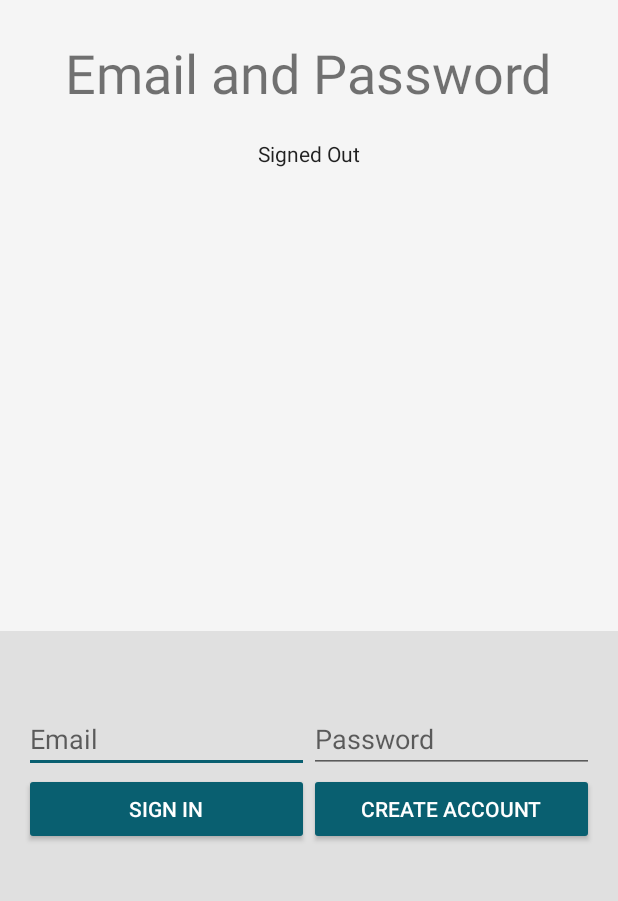
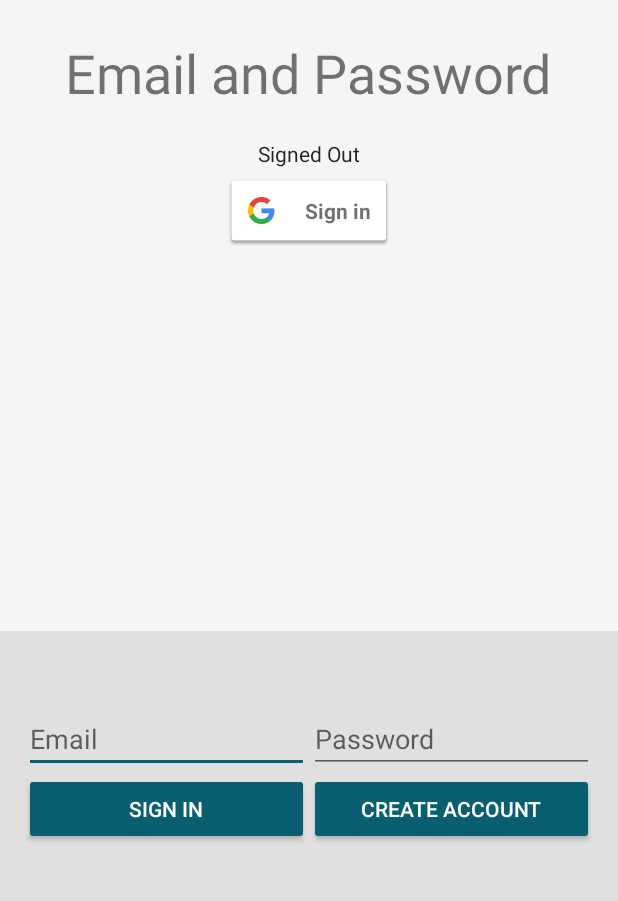
Before and after one commit to supermavster/cittis-signsup, an Android app: the screen it shows after launch (MainActivity), on a phone screen of 412 x 824 dp, the part 317-1218 px from its top. Run offline under Robolectric (Android 15) with nearby library versions, the phone set to English and light mode, and no system bars; our stand-ins replace Firebase (no records; nobody signed in at launch, a user with empty details on screens opened directly).

Commit message:
[Fix] Tracking - Login

```diff
--- a/app/build.gradle
+++ b/app/build.gradle
@@ -56,6 +56,7 @@ dependencies {
     testImplementation 'junit:junit:4.12'
     androidTestImplementation 'com.android.support.test:runner:1.0.2'
     androidTestImplementation 'com.android.support.test.espresso:espresso-core:3.0.2'
+    implementation 'com.android.support:design:28.0.0'
 
 
 }
--- a/app/src/main/java/com/cittis/signsup/actions/ActionsRequest.kt
+++ b/app/src/main/java/com/cittis/signsup/actions/ActionsRequest.kt
@@ -2,5 +2,9 @@ package com.cittis.signsup.actions
 
 object ActionsRequest {
     val PERMISSION_REQUEST_CODE = 0
+    val PERMISSIONS_REQUEST = 1
+
+    const val RC_SIGN_IN = 9001
+
 
 }
--- a/app/src/main/java/com/cittis/signsup/actions/EndPoints.kt
+++ b/app/src/main/java/com/cittis/signsup/actions/EndPoints.kt
@@ -3,9 +3,10 @@ package com.cittis.signsup.actions
 
 object EndPoints {
 
+    @kotlin.jvm.JvmField
+    var FireBasePath: String = "locations"
     // Users
     var FireBaseID = ""
-    var FireBasePath = "locations"
 
     // Server
     // Server Main 172.20.1.14 172.20.1.19 192.168.43.137 172.20.1.13
--- a/app/src/main/java/com/cittis/signsup/controller/MainActivity.kt
+++ b/app/src/main/java/com/cittis/signsup/controller/MainActivity.kt
@@ -12,6 +12,7 @@ import android.support.v7.app.AppCompatActivity
 import android.widget.Toast
 import androidx.navigation.fragment.NavHostFragment.findNavController
 import com.cittis.signsup.R
+import com.cittis.signsup.actions.ActionsRequest
 import kotlinx.android.synthetic.main.activity_main.*
 
 
@@ -50,7 +51,7 @@ class MainActivity : AppCompatActivity() {
         val lm = getSystemService(Context.LOCATION_SERVICE) as LocationManager
         if (!lm.isProviderEnabled(LocationManager.GPS_PROVIDER)) {
             Toast.makeText(this, "Please enable location services", Toast.LENGTH_SHORT).show()
-            finish()
+            //finish()
         }
 
         // Check location permission is granted - if it is, start
@@ -65,7 +66,7 @@ class MainActivity : AppCompatActivity() {
             ActivityCompat.requestPermissions(
                 this,
                 arrayOf(Manifest.permission.ACCESS_FINE_LOCATION),
-                MainActivity.PERMISSIONS_REQUEST
+                ActionsRequest.PERMISSIONS_REQUEST
             )
         }
     }
@@ -76,19 +77,14 @@ class MainActivity : AppCompatActivity() {
     }
 
     override fun onRequestPermissionsResult(requestCode: Int, permissions: Array<String>, grantResults: IntArray) {
-        if (requestCode == PERMISSIONS_REQUEST && grantResults.size == 1
+        if (requestCode == ActionsRequest.PERMISSIONS_REQUEST && grantResults.size == 1
             && grantResults[0] == PackageManager.PERMISSION_GRANTED
         ) {
             // Start the service when the permission is granted
             startTrackerService()
         } else {
-            finish()
+            //finish()
         }
     }
 
-    companion object {
-
-        private val PERMISSIONS_REQUEST = 1
-    }
-
 }
--- a/app/src/main/res/layout/fragment_login.xml
+++ b/app/src/main/res/layout/fragment_login.xml
@@ -22,6 +22,7 @@
                 android:contentDescription="@string/desc_firebase_lockup"
                 android:src="@drawable/logo"/>
 
+
         <TextView
                 android:id="@+id/titleText"
                 android:layout_width="wrap_content"
@@ -34,6 +35,14 @@
                 android:id="@+id/status"
                 style="@style/ThemeOverlay.MyTextDetail"
                 android:text="@string/signed_out"/>
+
+        <com.google.android.gms.common.SignInButton
+                android:id="@+id/signInButton"
+                android:layout_width="wrap_content"
+                android:layout_height="wrap_content"
+                android:layout_centerInParent="true"
+                android:visibility="visible"
+                tools:visibility="gone"/>
 
         <TextView
                 android:id="@+id/detail"
```
Also changed, not shown: app/src/main/java/com/cittis/signsup/controller/firebase/login/Login.kt (+92 -0 lines), app/src/main/java/com/cittis/signsup/controller/firebase/tracking/DisplayActivity.java (+6 -5 lines), app/src/main/java/com/cittis/signsup/view/Municipalities.kt (+5 -7 lines).
